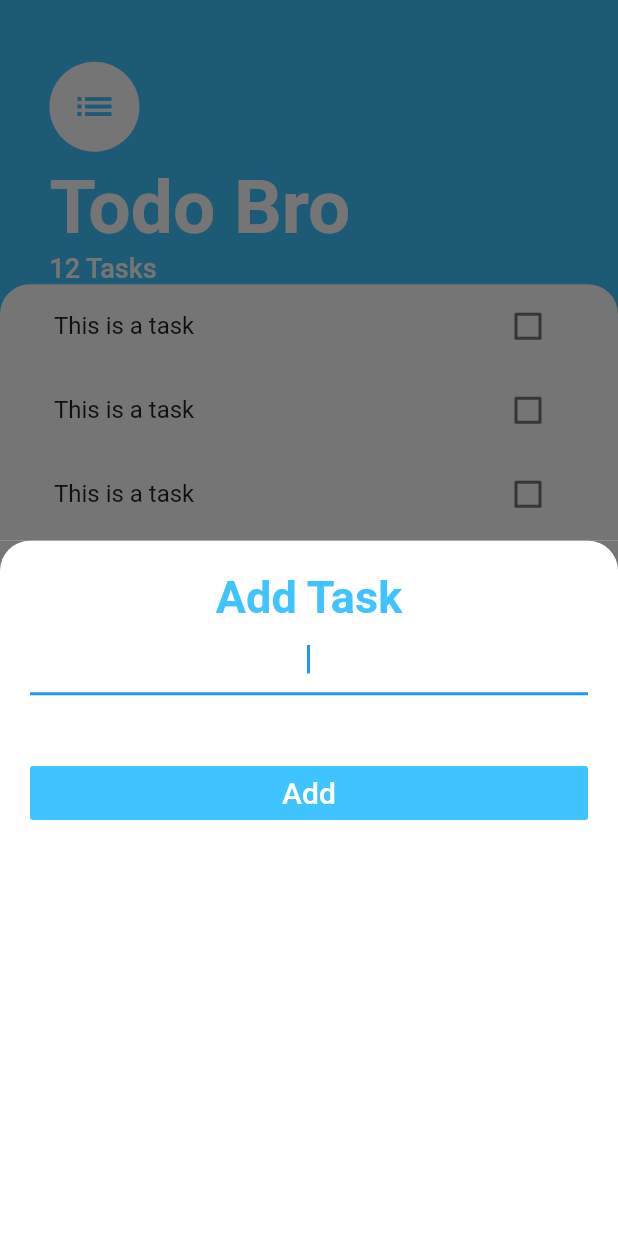
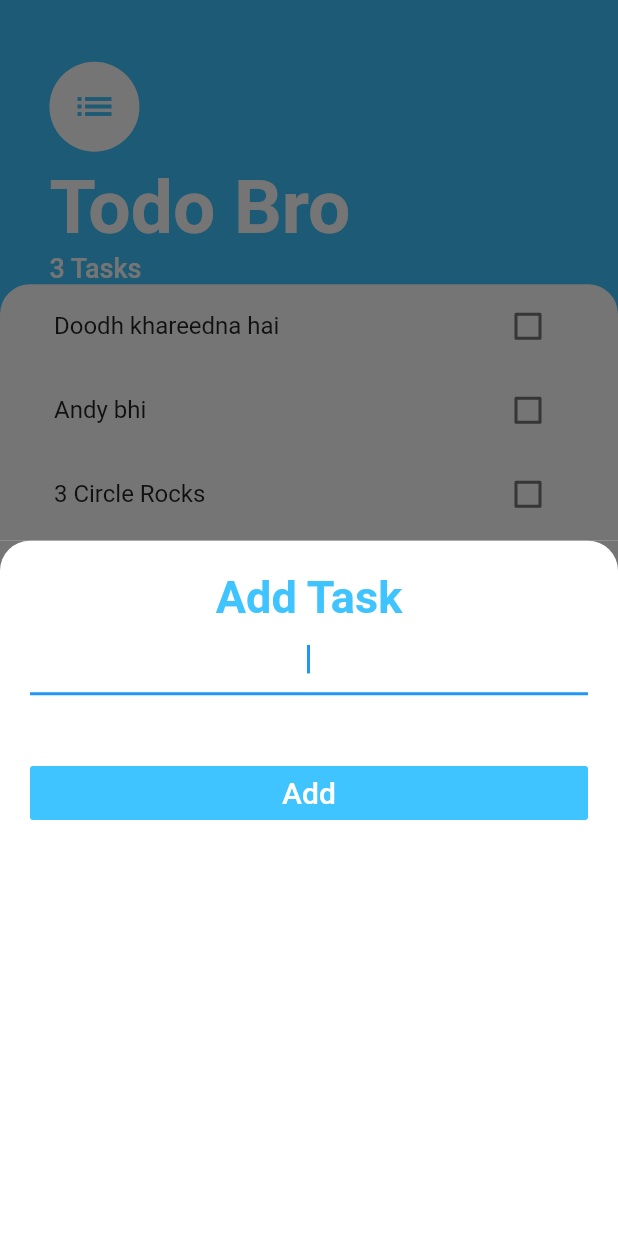
Before and after one commit to ShahanAhmedDev/todo_list_provider, a Flutter app: the screen it shows after launch, after a tap on the "add" icon, on a phone screen of 412 x 824 dp. Run offline on Flutter 3.47's test engine with Material 2 defaults, Android fonts, the phone set to English and light mode, and no system bars.

Commit message:
Working without provider implementation

```diff
--- /dev/null
+++ b/lib/model/tasks.dart
@@ -0,0 +1,12 @@
+class Task{
+
+  final String name;
+  var isDone;
+  Task({required this.name, this.isDone = false});
+
+
+  void toggleDone(){
+    isDone = !isDone;
+  }
+
+}
--- a/lib/screens/add_task_screen.dart
+++ b/lib/screens/add_task_screen.dart
@@ -1,16 +1,22 @@
 import 'package:flutter/material.dart';
+import 'package:todo_list_provider/screens/task_screen.dart';
+import 'package:todo_list_provider/screens/widgets/tasks_list.dart';
+import 'package:todo_list_provider/screens/widgets/tasks_tile.dart';
 
 class AddTaskScreen extends StatelessWidget {
-  const AddTaskScreen({Key? key}) : super(key: key);
 
+  final Function addTaskCallback;
+  const AddTaskScreen({Key? key, required this.addTaskCallback}) : super(key: key);
   @override
+
   Widget build(BuildContext context) {
+    String newTask = '';
     var width = MediaQuery.of(context).size.width;
     var height = MediaQuery.of(context).size.height;
     return Container(
-      color: Color(0xff757575),
+      color: const Color(0xff757575),
       child: Container(
-        padding: EdgeInsets.all(20.0),
+        padding: const EdgeInsets.all(20.0),
         decoration: const BoxDecoration(
           color: Colors.white,
           borderRadius: BorderRadius.only(
@@ -28,16 +34,26 @@ class AddTaskScreen extends StatelessWidget {
                     fontWeight: FontWeight.bold,
                     fontSize: 30),
               ),
-              const TextField(
+              TextField(
+                onChanged: (value){
+                  // print(newTask);
+                  newTask = value;
+                },
                 autofocus: true,
                 textAlign: TextAlign.center,
               ),
               SizedBox(height: height*0.05,),
               FlatButton(
                 color: Colors.lightBlueAccent,
-                onPressed: () {},
+                onPressed: () {
+                  // print(newTask);
+                  addTaskCallback(newTask);
+                  // AddTaskScreen(newTask);
+                  // TaskTile(taskTitle: newTask,checkboxCallBack: (bool? value) {  }, isChecked: false,);
+                  // TasksList();
+                },
                 minWidth: width,
-                child: Text('Add',style: TextStyle(color: Colors.white,fontSize: 20),),
+                child: const Text('Add',style: TextStyle(color: Colors.white,fontSize: 20),),
               ),
             ],
           ),
--- a/lib/screens/task_screen.dart
+++ b/lib/screens/task_screen.dart
@@ -1,29 +1,46 @@
 import 'package:flutter/material.dart';
+import 'package:todo_list_provider/model/tasks.dart';
 import 'package:todo_list_provider/screens/widgets/tasks_list.dart';
 
 import 'add_task_screen.dart';
 
-class TaskScreen extends StatelessWidget {
-  const TaskScreen({Key? key}) : super(key: key);
+class TaskScreen extends StatefulWidget {
+
+  TaskScreen({Key? key}) : super(key: key);
+
+  @override
+  State<TaskScreen> createState() => _TaskScreenState();
+}
+
+class _TaskScreenState extends State<TaskScreen> {
+  List<Task> tasks = [
+    Task(name: "Doodh khareedna hai"),
+    Task(name: "Andy bhi"),
+    Task(name: "3 Circle Rocks"),
+  ];
 
   // Widget buildBottomSheet(BuildContext context){
-  //   return Container(
-  //     child: const Center(
-  //       child: Text('Test'
-  //       ),
-  //     )
-  //   );
-  // }
-
   @override
   Widget build(BuildContext context) {
     var width = MediaQuery.of(context).size.width;
     var height = MediaQuery.of(context).size.height;
     return Scaffold(
-      floatingActionButton: FloatingActionButton(onPressed: (){
-        showModalBottomSheet(context: context, builder: (context) => AddTaskScreen());
-      },
-      backgroundColor: Colors.lightBlueAccent,
+      floatingActionButton: FloatingActionButton(
+        onPressed: () {
+          showModalBottomSheet(
+            context: context,
+            builder: (context) => AddTaskScreen(
+                addTaskCallback: (newTask){
+                  print(newTask);
+                  setState(() {
+                    tasks.add(Task(name: newTask));
+                  });
+                  Navigator.pop(context);
+                }
+            ),
+          );
+        },
+        backgroundColor: Colors.lightBlueAccent,
         child: const Icon(Icons.add),
       ),
       backgroundColor: Colors.lightBlueAccent,
@@ -58,8 +75,8 @@ class TaskScreen extends StatelessWidget {
                       fontWeight: FontWeight.w700,
                       color: Colors.white),
                 ),
-                const Text(
-                  '12 Tasks',
+                Text(
+                  '${tasks.length} Tasks',
                   style: TextStyle(
                       fontSize: 18,
                       fontWeight: FontWeight.w500,
@@ -78,7 +95,9 @@ class TaskScreen extends StatelessWidget {
                 ),
                 color: Colors.white,
               ),
-              child: TasksList(),
+              child: TasksList(
+                taskList: tasks,
+              ),
             ),
           ),
         ],
--- a/lib/screens/widgets/tasks_list.dart
+++ b/lib/screens/widgets/tasks_list.dart
@@ -1,15 +1,38 @@
 import 'package:flutter/material.dart';
+import 'package:todo_list_provider/model/tasks.dart';
 import 'package:todo_list_provider/screens/widgets/tasks_tile.dart';
-class TasksList extends StatelessWidget {
+
+class TasksList extends StatefulWidget {
+
+  final List<Task> taskList;
+
+  TasksList({Key? key, required this.taskList}) : super(key: key);
+  @override
+  State<TasksList> createState() => _TasksListState();
+}
+
+class _TasksListState extends State<TasksList> {
+  //  refreshNow(Task value){
+  //   return tasks.add(value);
+  // }
+
+
+
   @override
   Widget build(BuildContext context) {
-    return ListView(
-      children:  [
-        TaskTile('This is a task'),
-        TaskTile('This is a task'),
-        TaskTile('This is a task'),
-
-      ],
+    return ListView.builder(
+      itemCount: widget.taskList.length,
+      itemBuilder: (context, index) {
+        return TaskTile(
+            isChecked: widget.taskList[index].isDone, taskTitle: widget.taskList[index].name,
+            checkboxCallBack:
+                (checkboxState){
+              setState(() {
+                widget.taskList[index].toggleDone();
+              });
+            }
+        );
+      },
     );
   }
 }
--- a/lib/screens/widgets/tasks_tile.dart
+++ b/lib/screens/widgets/tasks_tile.dart
@@ -1,12 +1,43 @@
 import 'package:flutter/material.dart';
 
 class TaskTile extends StatelessWidget {
-  String headingText;
+  TaskTile({required this.isChecked, required this.taskTitle, required  this.checkboxCallBack});
 
-  TaskTile(this.headingText);
+  final bool isChecked;
+  final ValueChanged<bool?>? checkboxCallBack;
+  final String taskTitle;
 
   @override
   Widget build(BuildContext context) {
-    return ListTile(title: Text(headingText),trailing: Checkbox(value: false, onChanged: (bool? value) {},),);
+    return ListTile(
+      title: Text(taskTitle, style:  TextStyle( decoration:isChecked? TextDecoration.lineThrough: null)),
+      trailing:  Checkbox(
+        activeColor: Colors.lightBlueAccent,
+        value: isChecked, onChanged:checkboxCallBack,
+        // onChanged: toggleCheckBoxState,
+        // onChanged: (newValue) {
+        //
+        //   checkboxState = !checkboxState;
+        // }
+      ),
+    );
   }
 }
+
+// class CustomCheckBox extends StatelessWidget {
+//    final bool checkboxState;
+//    ValueChanged<bool?>? toggleCheckBoxState;
+//   CustomCheckBox({ required this.checkboxState,this.toggleCheckBoxState});
+//   @override
+//   Widget build(BuildContext context) {
+//     return Checkbox(
+//       activeColor: Colors.lightBlueAccent,
+//       value: checkboxState, onChanged: (bool? value) {  },
+//       // onChanged: toggleCheckBoxState,
+//       // onChanged: (newValue) {
+//       //
+//       //   checkboxState = !checkboxState;
+//       // }
+//     );
+//   }
+// }
```
